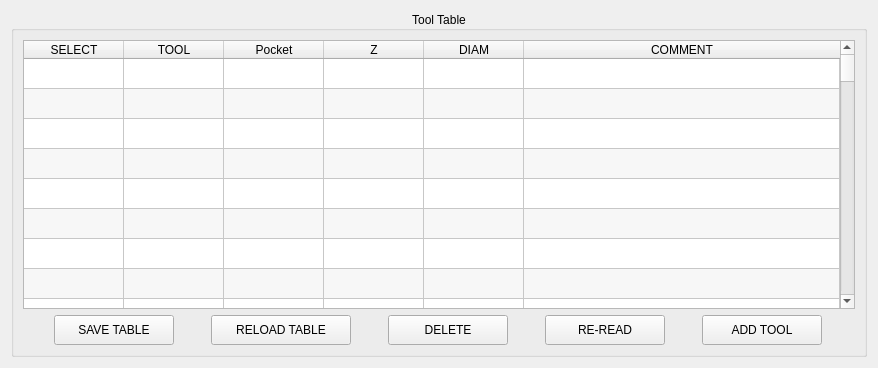
The window that QtPyVCP/widgets/input_widgets/tooltable/tooltable.ui (kcjengr/qtpyvcp) describes before a commit, drawn with Qt 5.
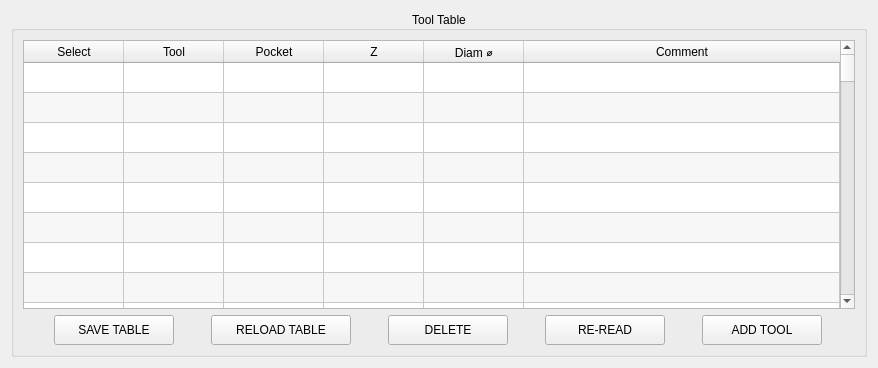
The same window after the commit.

Patch:
```diff
--- a/QtPyVCP/widgets/input_widgets/tooltable/tooltable.ui
+++ b/QtPyVCP/widgets/input_widgets/tooltable/tooltable.ui
@@ -147,7 +147,7 @@
         <row/>
         <column>
          <property name="text">
-          <string>SELECT</string>
+          <string>Select</string>
          </property>
          <property name="textAlignment">
           <set>AlignCenter</set>
@@ -155,7 +155,7 @@
         </column>
         <column>
          <property name="text">
-          <string>TOOL</string>
+          <string>Tool</string>
          </property>
          <property name="textAlignment">
           <set>AlignCenter</set>
@@ -179,7 +179,7 @@
         </column>
         <column>
          <property name="text">
-          <string>DIAM</string>
+          <string>Diam ⌀</string>
          </property>
          <property name="textAlignment">
           <set>AlignCenter</set>
@@ -187,7 +187,7 @@
         </column>
         <column>
          <property name="text">
-          <string>COMMENT</string>
+          <string>Comment</string>
          </property>
          <property name="textAlignment">
           <set>AlignCenter</set>
```
